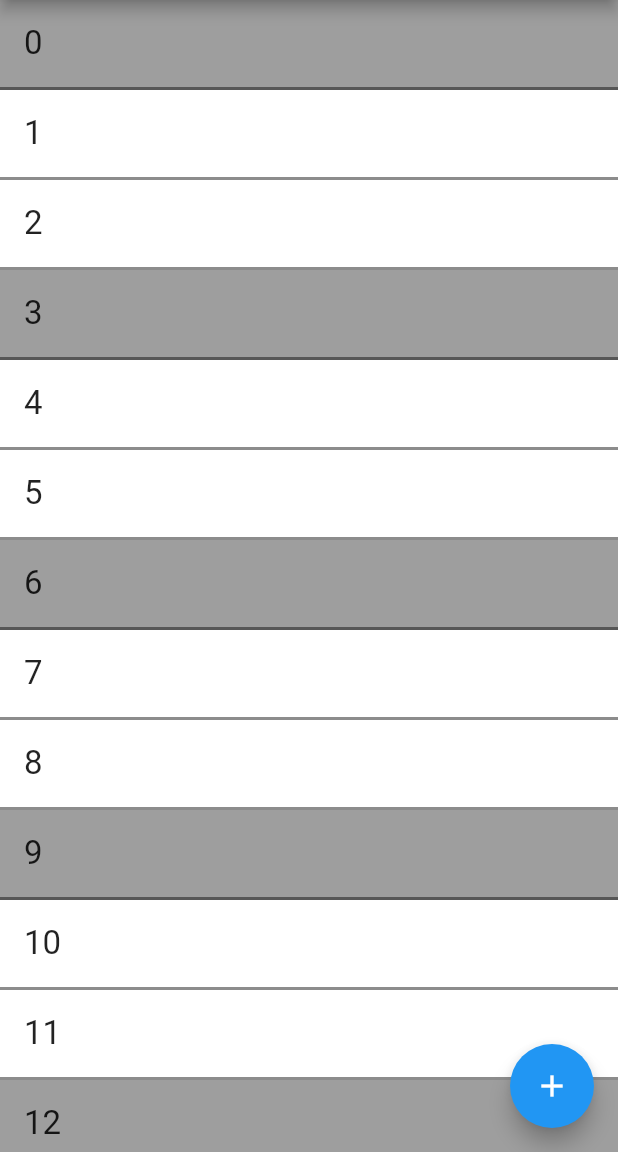
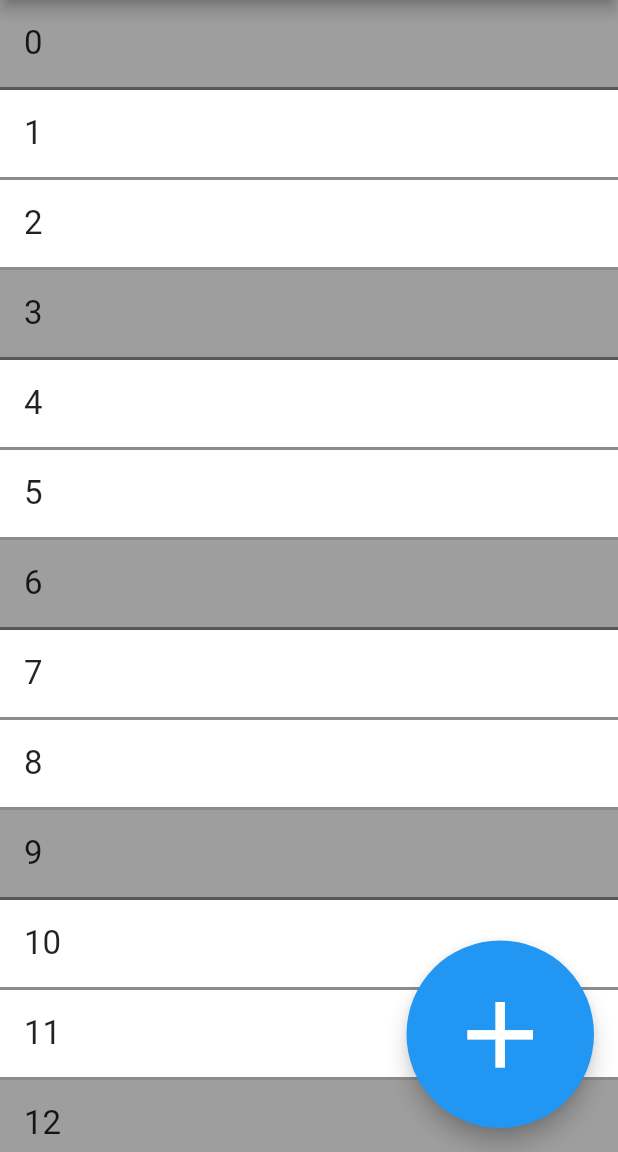
Before and after one commit to LoCrealloc/shopping_list, a Flutter app: the screen it shows after launch, on a phone screen of 412 x 824 dp, the part 84-1236 px from its top. Run offline on Flutter 3.47's test engine with Material 2 defaults, Android fonts, the phone set to English and light mode, and no system bars.

Commit message:
Resized button

```diff
--- a/lib/list.dart
+++ b/lib/list.dart
@@ -55,8 +55,6 @@ class _ShoppingListState extends State<ShoppingList> {
     });
   }
 
-
-
   void _handleAddEntry() async {
 
     await _askForTitle(context);
@@ -76,7 +74,6 @@ class _ShoppingListState extends State<ShoppingList> {
     _buildTitle = "";
   }
 
-
   @override
   Widget build(BuildContext context) {
     return Scaffold(
@@ -88,11 +85,15 @@ class _ShoppingListState extends State<ShoppingList> {
           children: _entries,
         ),
       ),
-      floatingActionButton: FloatingActionButton(
-        onPressed: _handleAddEntry,
-        backgroundColor: Colors.blue,
-        child: const Icon(Icons.add),
+      floatingActionButton: Container(
+        width: 125,
+        height: 125,
+        child: FloatingActionButton(
+          onPressed: _handleAddEntry,
+          backgroundColor: Colors.blue,
+          child: const Icon(Icons.add, size: 75,),
       ),
+      )
     );
   }
 }
```
